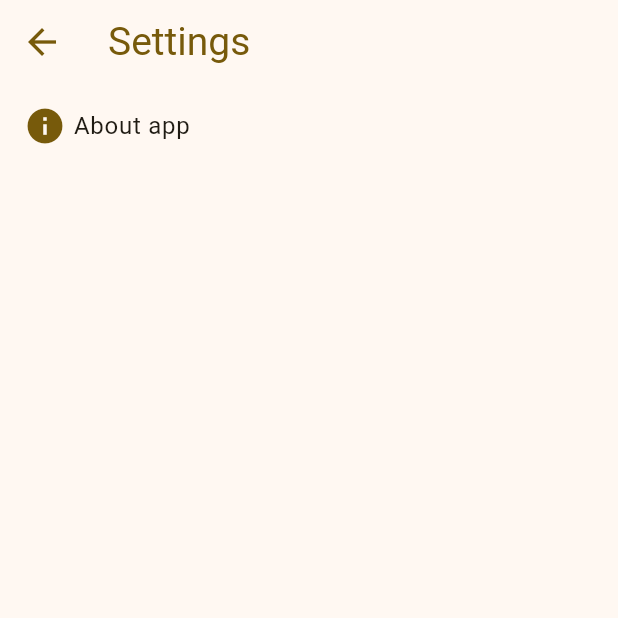
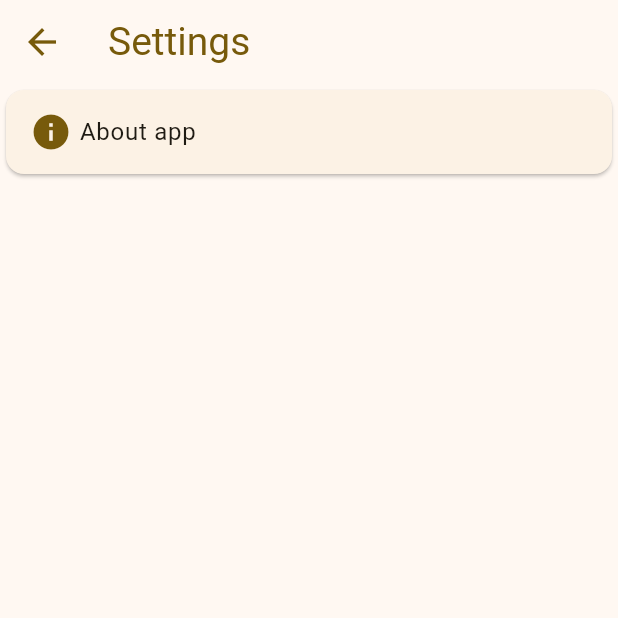
Before and after one commit to Richh7/Bee_up_to_date, a Flutter app: the screen it shows after launch, after a tap on the "settings" icon, on a phone screen of 412 x 824 dp, the top half of it. Run offline on Flutter 3.47's test engine with Material 2 defaults, Android fonts, the light colour scheme and no system bars.

Commit message:
Settings page restyling

```diff
--- a/lib/settings.dart
+++ b/lib/settings.dart
@@ -24,7 +24,8 @@ class Settings extends StatelessWidget {
       ),
       body: ListView(
         children: [
-          ListTile(
+          Card(
+            child: ListTile(
               leading: Icon(
                 size: 28,
                 color: Theme.of(context).colorScheme.primary,
@@ -46,7 +47,7 @@ class Settings extends StatelessWidget {
                   applicationVersion: 'Version 1.0',
                   children: [
                     const Text(
-                      'The application was created to help beekepers in general.'
+                        'The application is created to help beekepers in general. '
                         'It\'s related to \'Design of mobile Application\' exam.'),
                     const Divider(),
                     Container(
@@ -54,6 +55,7 @@ class Settings extends StatelessWidget {
                         child: const Text('Author: Riccardo Zamolo'))
                   ]),
             ),
+          ),
         ],
       ),
     );
```
Lines whose indentation alone changed are shown as unchanged.
